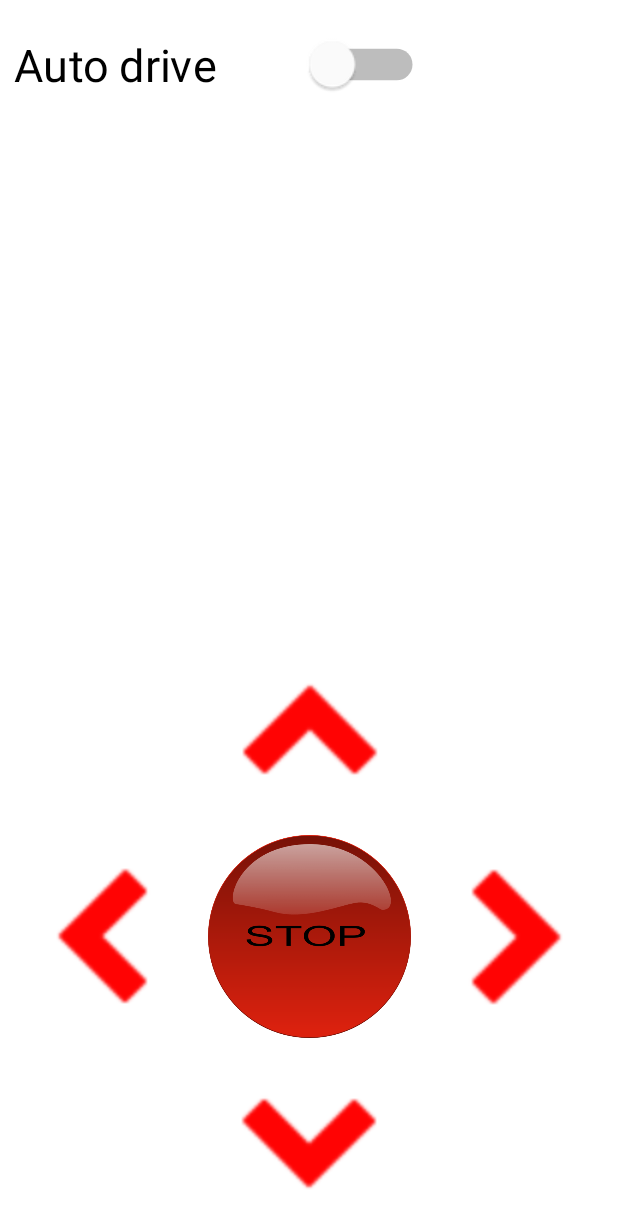
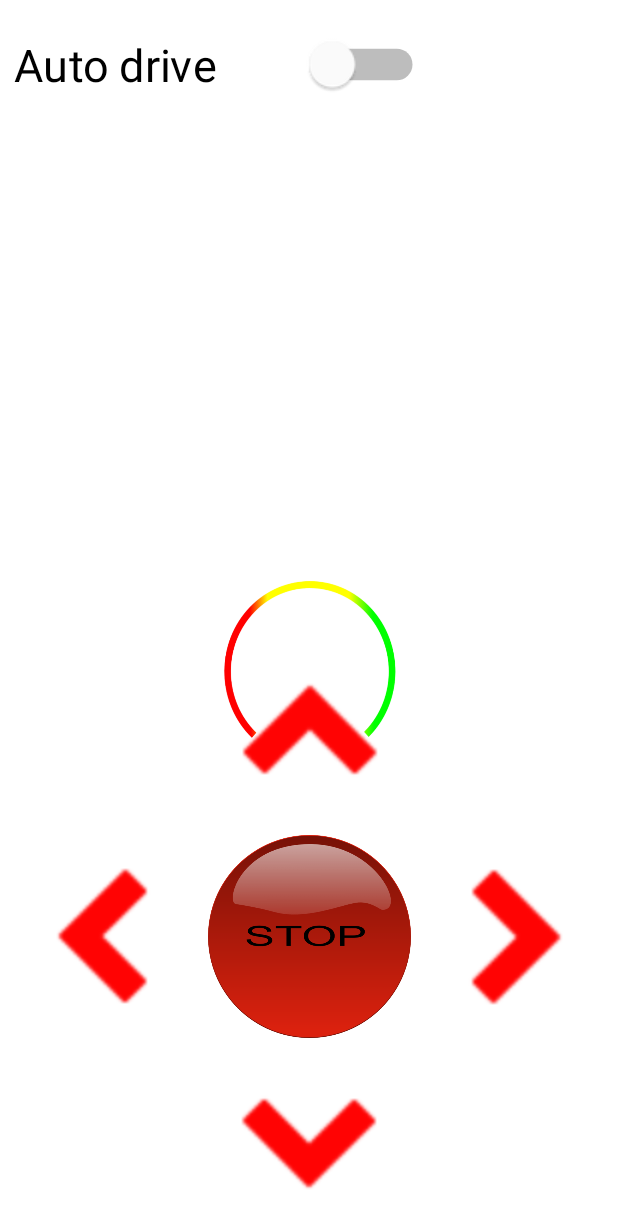
Before and after one commit to DIT113-V22/group-17, an Android app: the screen it shows after launch (MainActivity), on a phone screen of 412 x 824 dp. Shown: the top 1228 px of the screen. Run offline under Robolectric (Android 15) with nearby library versions, the phone set to English and light mode, and no system bars; libraries missing offline, so code that uses them is left out: org.eclipse.paho; 2 statements that could not run were skipped.

Commit message:
Implemented Speedometer
Implements #21

Implemented Speedometer that displays  speed of the car in m/s.

```diff
--- a/SmartCarApp/app/src/main/java/com/example/smartcarapp/MainActivity.java
+++ b/SmartCarApp/app/src/main/java/com/example/smartcarapp/MainActivity.java
@@ -11,6 +11,7 @@ import android.util.Log;
 import android.view.View;
 import android.widget.Button;
 import android.widget.ImageView;
+import android.widget.TextView;
 import android.widget.Toast;
 
 import org.eclipse.paho.client.mqttv3.IMqttActionListener;
@@ -32,6 +33,7 @@ public class MainActivity extends AppCompatActivity {
     private MqttClient mMqttClient;
     private boolean isConnected = false;
     private ImageView mCameraView;
+    private TextView mSpeedometer;
 
     @Override
     protected void onCreate(Bundle savedInstanceState) {
@@ -39,6 +41,7 @@ public class MainActivity extends AppCompatActivity {
         setContentView(R.layout.activity_main);
         mMqttClient = new MqttClient(getApplicationContext(), MQTT_SERVER, TAG);
         mCameraView = findViewById(R.id.imageView);
+        mSpeedometer = findViewById(R.id.textView);
         connectToMqttBroker();
     }
 
@@ -80,6 +83,7 @@ public class MainActivity extends AppCompatActivity {
 
                     mMqttClient.subscribe("/smartcar/ultrasound/front", QOS, null);
                     mMqttClient.subscribe("/smartcar/camera", QOS, null);
+                    mMqttClient.subscribe("/smartcar/speedometer", QOS,null);
                 }
 
                 @Override
@@ -113,7 +117,14 @@ public class MainActivity extends AppCompatActivity {
                         }
                         bm.setPixels(colors, 0, IMAGE_WIDTH, 0, 0, IMAGE_WIDTH, IMAGE_HEIGHT);
                         mCameraView.setImageBitmap(bm);
-                    } else {
+                    }else if(topic.equals("/smartcar/speedometer")){
+                        double value = Double.parseDouble(message.toString());
+                        value = value * 100.0;
+                        int temp = (int) value;
+                        value = temp / 100.0;
+                        mSpeedometer.setText(value + " m/s");
+
+                    }else {
                         Log.i(TAG, "[MQTT] Topic: " + topic + " | Message: " + message.toString());
                     }
                 }
--- a/SmartCarApp/app/src/main/res/layout/activity_main.xml
+++ b/SmartCarApp/app/src/main/res/layout/activity_main.xml
@@ -137,4 +137,34 @@
         app:layout_constraintStart_toStartOf="parent"
         app:layout_constraintTop_toTopOf="parent" />
 
+    <View
+        android:id="@+id/view"
+        android:layout_width="115dp"
+        android:layout_height="105dp"
+        android:foreground="@drawable/speedometer_colour"
+        app:layout_constraintBottom_toBottomOf="parent"
+        app:layout_constraintEnd_toEndOf="parent"
+        app:layout_constraintHorizontal_bias="0.501"
+        app:layout_constraintStart_toStartOf="parent"
+        app:layout_constraintTop_toTopOf="parent"
+        app:layout_constraintVertical_bias="0.538" />
+
+    <TextView
+        android:id="@+id/textView"
+        android:layout_width="115dp"
+        android:layout_height="100dp"
+        android:autoSizeTextType="none"
+        android:clickable="true"
+        android:fontFamily="sans-serif-black"
+        android:gravity="center"
+        android:textColor="@color/baby_blue"
+        android:textSize="25dp"
+        app:layout_constraintBottom_toBottomOf="parent"
+        app:layout_constraintEnd_toEndOf="parent"
+        app:layout_constraintHorizontal_bias="0.501"
+        app:layout_constraintStart_toStartOf="parent"
+        app:layout_constraintTop_toTopOf="parent"
+        app:layout_constraintVertical_bias="0.537" />
+
+
 </androidx.constraintlayout.widget.ConstraintLayout>
```
Also changed, not shown: SmartCarApp/app/src/main/res/drawable/speedometer_colour.png (added), 1 other file.
